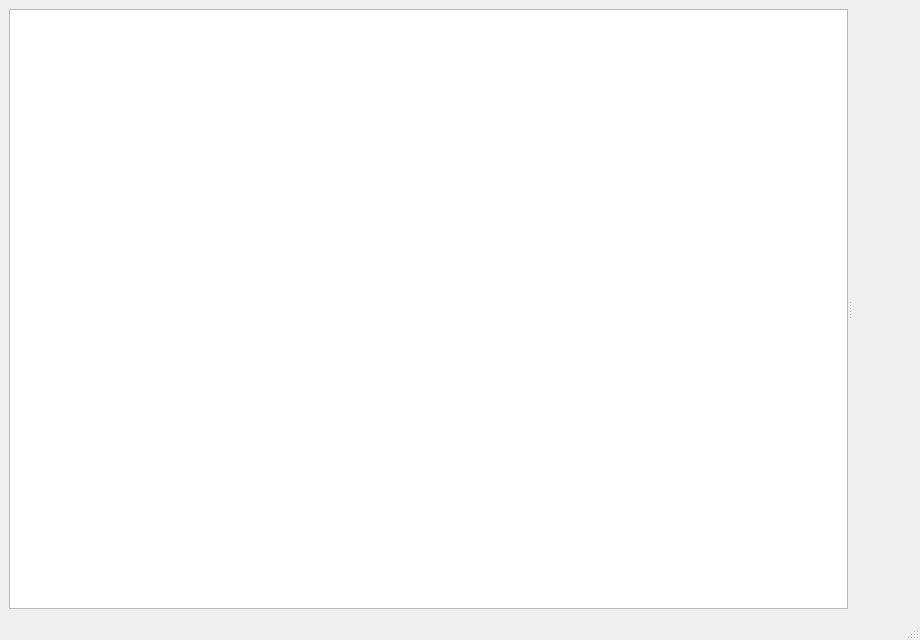
The window that src/main_window.ui (xiaodaxia-2008/TalkInput) describes before a commit, drawn with Qt 5.
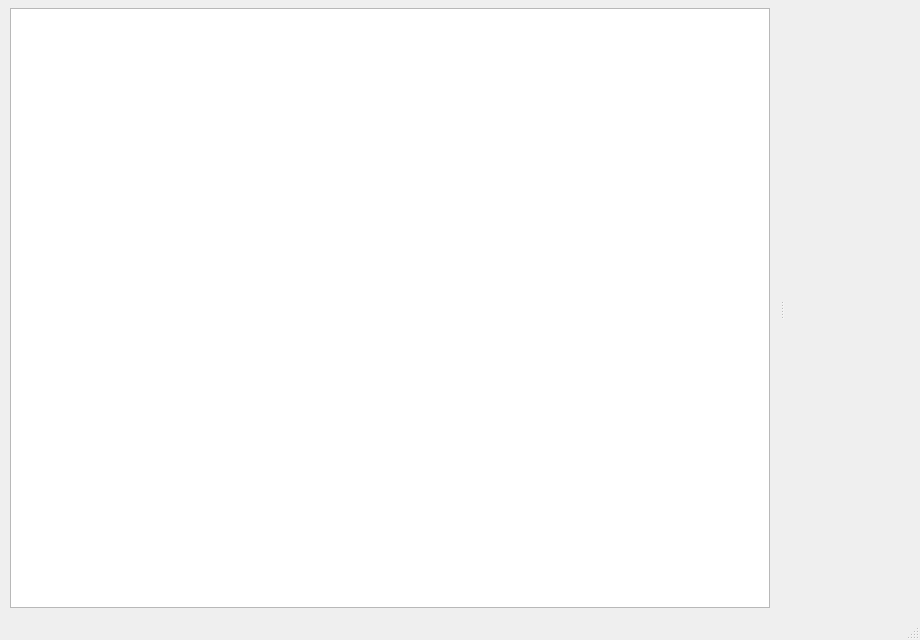
The same window after the commit. Icons and pictures are not drawn.

Commit message: fix: keep settings UI icons in forms

Patch:
```diff
--- a/src/main_window.ui
+++ b/src/main_window.ui
@@ -21,11 +21,11 @@
   </property>
   <widget class="QWidget" name="centralwidget">
    <layout class="QVBoxLayout" name="rootLayout">
-    <property name="spacing">0</property>
-    <property name="leftMargin">0</property>
-    <property name="topMargin">0</property>
-    <property name="rightMargin">0</property>
-    <property name="bottomMargin">0</property>
+    <property name="spacing"><number>0</number></property>
+    <property name="leftMargin"><number>0</number></property>
+    <property name="topMargin"><number>0</number></property>
+    <property name="rightMargin"><number>0</number></property>
+    <property name="bottomMargin"><number>0</number></property>
     <item>
      <widget class="QSplitter" name="mainSplitter">
       <property name="orientation">
@@ -42,11 +42,11 @@
         </size>
        </property>
         <layout class="QVBoxLayout" name="navLayout">
-         <property name="spacing">6</property>
-         <property name="leftMargin">10</property>
-         <property name="topMargin">8</property>
-         <property name="rightMargin">10</property>
-         <property name="bottomMargin">10</property>
+         <property name="spacing"><number>6</number></property>
+         <property name="leftMargin"><number>10</number></property>
+         <property name="topMargin"><number>8</number></property>
+         <property name="rightMargin"><number>10</number></property>
+         <property name="bottomMargin"><number>10</number></property>
          <item>
           <widget class="QTreeWidget" name="navTree">
            <property name="rootIsDecorated">
@@ -68,11 +68,11 @@
         </property>
         <widget class="QWidget" name="pageStt">
          <layout class="QVBoxLayout" name="pageSttLayout">
-          <property name="spacing">10</property>
-          <property name="leftMargin">24</property>
-          <property name="topMargin">20</property>
-          <property name="rightMargin">24</property>
-          <property name="bottomMargin">16</property>
+          <property name="spacing"><number>10</number></property>
+          <property name="leftMargin"><number>24</number></property>
+          <property name="topMargin"><number>20</number></property>
+          <property name="rightMargin"><number>24</number></property>
+          <property name="bottomMargin"><number>16</number></property>
           <item>
            <layout class="QVBoxLayout" name="sttContentLayout">
             <property name="spacing">12</property>
```
Left out of the diff: 106 changed lines with no effect on the pictures. The commit also changes 2 other files.
